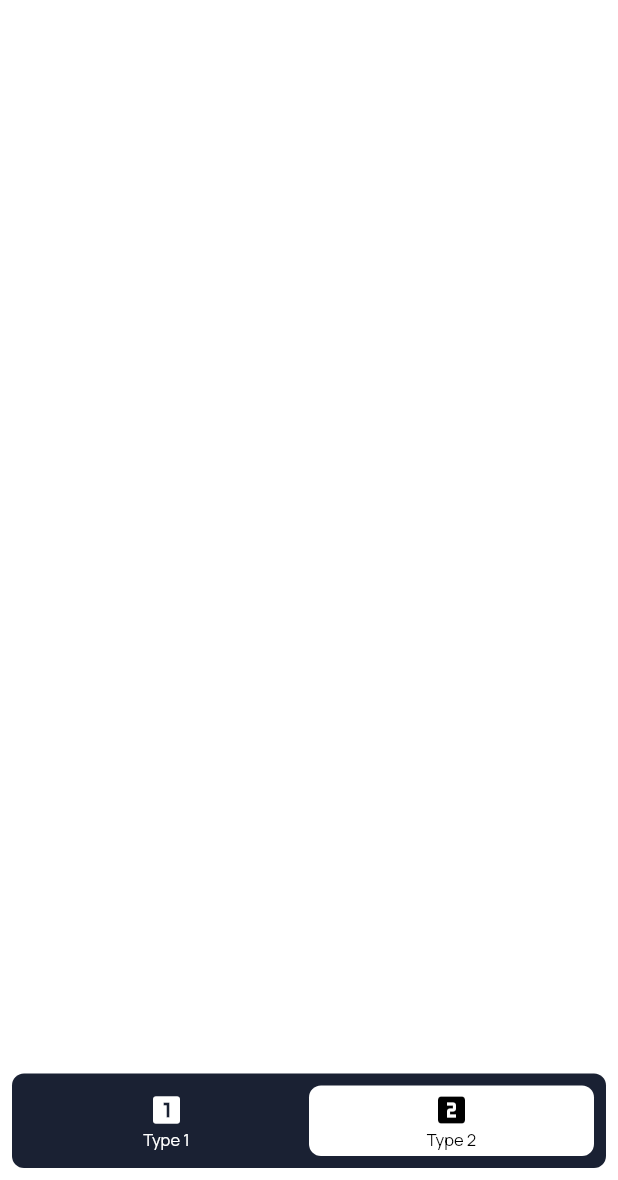
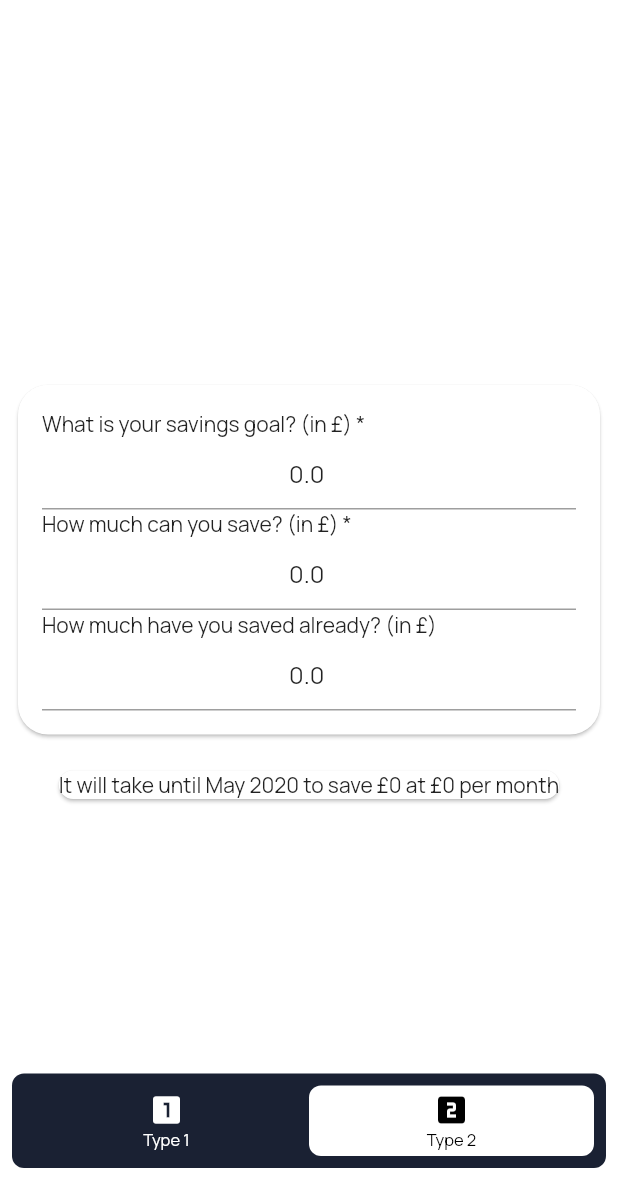
Before and after one commit to NathanO14/savings_number_cruncher, a Flutter app: the screen it shows after launch, item 2 of the bottom bar chosen, on a phone screen of 412 x 824 dp, the part 56-1236 px from its top. Run offline on Flutter 3.47's test engine with Material 2 defaults, Android fonts, the phone set to English and light mode, and no system bars; drawn by our look-alikes of floating_bottom_navigation_bar; our stand-ins replace google_fonts; statements that could not run were skipped.

Commit message:
#1: Savings calculator page two

```diff
--- a/lib/page/savings_page_one.dart
+++ b/lib/page/savings_page_one.dart
@@ -9,7 +9,7 @@ class SavingsPageOne extends StatefulWidget {
 class _SavingsPageOneState extends State<SavingsPageOne> {
   final DateFormat _dateFormat = new DateFormat("MMMM y");
   final DateTime _currentDate = DateTime.now();
-  String _currency = "\$";
+  String _currency = "\£";
   double _savingsGoal = 0.0;
   DateTime _savingsDate = DateTime.now().add(Duration(days: 180));
   double _currentSavings = 0.0;
@@ -101,6 +101,7 @@ class _SavingsPageOneState extends State<SavingsPageOne> {
                 ),
               ),
               Card(
+                margin: EdgeInsets.all(20.0),
                 child: Column(
                   children: <Widget>[
                     Text(
--- a/lib/page/savings_page_two.dart
+++ b/lib/page/savings_page_two.dart
@@ -1,4 +1,5 @@
 import 'package:flutter/material.dart';
+import 'package:intl/intl.dart';
 
 class SavingsPageTwo extends StatefulWidget {
   @override
@@ -6,8 +7,139 @@ class SavingsPageTwo extends StatefulWidget {
 }
 
 class _SavingsPageTwoState extends State<SavingsPageTwo> {
+  final DateFormat _dateFormat = new DateFormat("MMMM y");
+  final DateTime _currentDate = DateTime.now();
+  String _currency = "\£";
+  double _savingsGoal = 0.0;
+  DateTime _expectedSavingsDate = DateTime.now();
+  double _currentSavings = 0.0;
+//  double _interestRate = 0.0;
+  double _savingsPerMonth = 0.0;
+
   @override
   Widget build(BuildContext context) {
-    return Container();
+    return Padding(
+      padding: const EdgeInsets.all(8.0),
+      child: Center(
+        child: SingleChildScrollView(
+          child: Column(
+            children: <Widget>[
+              Card(
+                child: Form(
+                  child: Padding(
+                    padding: const EdgeInsets.all(16.0),
+                    child: Column(
+                      crossAxisAlignment: CrossAxisAlignment.start,
+                      children: <Widget>[
+                        Text('What is your savings goal? (in $_currency) *'),
+                        TextFormField(
+                          enabled: true,
+                          initialValue: _savingsGoal.toString(),
+                          keyboardType: TextInputType.number,
+                          autovalidate: true,
+                          textAlign: TextAlign.center,
+                          validator: (value) {
+                            if (value.isEmpty) {
+                              return 'Please enter a number, damnit';
+                            }
+                            return null;
+                          },
+                          onChanged: (value) {
+                            _savingsGoal = double.parse(value);
+                            _calculate();
+                          },
+                        ),
+                        Text('How much can you save? (in $_currency) *'),
+                        TextFormField(
+                          enabled: true,
+                          initialValue: _savingsPerMonth.toString(),
+                          keyboardType: TextInputType.number,
+                          autovalidate: true,
+                          textAlign: TextAlign.center,
+                          validator: (value) {
+                            if (value.isEmpty) {
+                              return 'Please enter a number, damnit';
+                            }
+                            return null;
+                          },
+                          onChanged: (value) {
+                            _savingsPerMonth = double.parse(value);
+                            _calculate();
+                          },
+                        ),
+                        Text(
+                            'How much have you saved already? (in $_currency)'),
+                        TextFormField(
+                          enabled: true,
+                          initialValue: _currentSavings.toString(),
+                          keyboardType: TextInputType.number,
+                          autovalidate: true,
+                          textAlign: TextAlign.center,
+                          validator: (value) {
+                            if (value.isEmpty) {
+                              return 'Please enter a number, damnit';
+                            }
+                            return null;
+                          },
+                          onChanged: (value) {
+                            _currentSavings = double.parse(value);
+                            _calculate();
+                          },
+                        ),
+//                        Text(
+//                            'Gross annual interest rate on your savings (in %)'),
+//                        TextFormField(
+//                          enabled: true,
+//                          initialValue: _interestRate.toString(),
+//                          keyboardType: TextInputType.number,
+//                          autovalidate: true,
+//                          textAlign: TextAlign.center,
+//                          validator: (value) {
+//                            if (value.isEmpty) {
+//                              return 'Please enter a number, damnit';
+//                            }
+//                            return null;
+//                          },
+//                          onChanged: (value) {
+//                            _interestRate = double.parse(value);
+//                            _calculate();
+//                          },
+//                        ),
+                      ],
+                    ),
+                  ),
+                ),
+              ),
+              Card(
+                margin: EdgeInsets.all(20.0),
+                child: Column(
+                  children: <Widget>[
+                    Text(
+                      'It will take until ${_dateFormat.format(_expectedSavingsDate)} to save $_currency${_savingsGoal.round()} at $_currency${_savingsPerMonth.round()} per month',
+                    ),
+                  ],
+                ),
+              ),
+            ],
+          ),
+        ),
+      ),
+    );
+  }
+
+  void _calculate() {
+    double difference = 0.0;
+    if (_savingsGoal > _currentSavings) {
+      difference = _savingsGoal - _currentSavings;
+    }
+
+    int numberOfMonthsSaving = (difference / _savingsPerMonth).ceil();
+    int numberOfDaysSaving = (numberOfMonthsSaving * 30.436875).ceil();
+    DateTime expectedSavingsDate =
+        _currentDate.add(Duration(days: numberOfDaysSaving));
+
+    setState(() {
+      _expectedSavingsDate = expectedSavingsDate;
+    });
   }
 }
```
